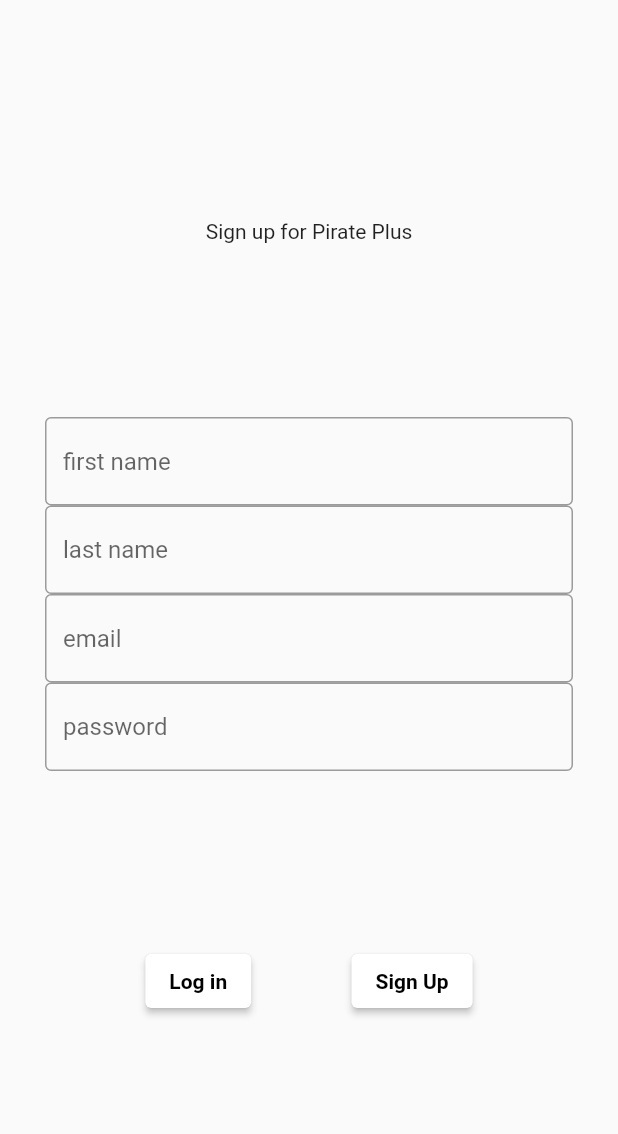
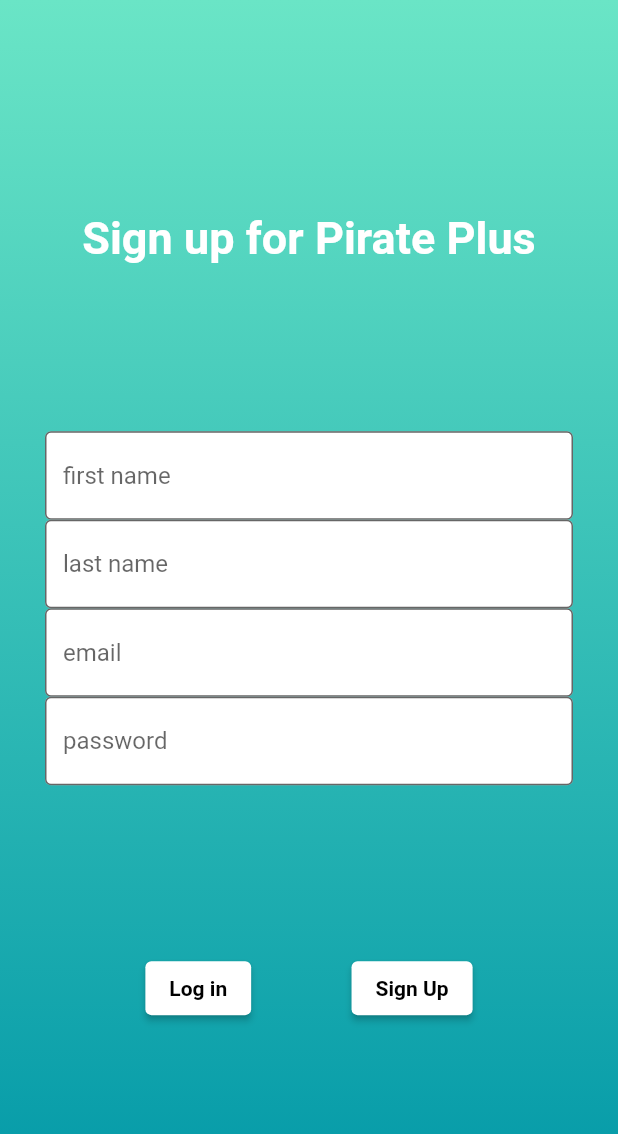
Before and after one commit to Caleb-Flegel/PiratePlusApp, a Flutter app: the screen it shows after launch, after a tap on "Sign Up", on a phone screen of 412 x 824 dp. Shown: the top 1134 px of the screen. Run offline on Flutter 3.47's test engine with Material 2 defaults, Android fonts, the phone set to English and light mode, and no system bars; our stand-ins replace camera, typed_data; missing offline and left inert: dart_openai, mysql1; project files that could hold a hidden picture were left out.

Commit message:
styling changes

```diff
--- a/lib/pages/login.dart
+++ b/lib/pages/login.dart
@@ -24,13 +24,27 @@
   @override
   Widget build(BuildContext context) {
     return Scaffold(
-      body: Padding(
+      body: Container(
+        decoration: BoxDecoration(
+                gradient: LinearGradient(
+                    begin: Alignment.topCenter,
+                    end: Alignment.bottomCenter,
+                    colors: <Color>[
+              Color.fromARGB(255, 106, 229, 198),
+              Colors.cyan.shade700
+            ])),
+        child: Padding(
           padding: EdgeInsets.all(30.0),
           child: Column(
             crossAxisAlignment: CrossAxisAlignment.center,
             mainAxisAlignment: MainAxisAlignment.spaceEvenly,
             children: [
-            Text("Hello there!"),
+              Text("Hello there!",
+                style: TextStyle(
+                  fontSize: 30,
+                  color: Colors.white,
+                  fontWeight: FontWeight.bold),
+              ),
               Container(
                 child: Column(
                   mainAxisAlignment: MainAxisAlignment.center,
@@ -42,6 +56,8 @@
                       decoration: InputDecoration(
                         border: OutlineInputBorder(),
                         hintText: 'email',
+                         filled: true, //<-- SEE HERE
+                        fillColor: Colors.white,
                       ),
                     ),
                     TextField(
@@ -50,6 +66,8 @@
                       decoration: InputDecoration(
                         border: OutlineInputBorder(),
                         hintText: 'password',
+                        filled: true, //<-- SEE HERE
+                        fillColor: Colors.white,
                       ),
                     ),
                   ],
@@ -124,6 +142,7 @@
             ],
           ),
         ),
+      ),
     );
   }
 }
@@ -148,13 +167,27 @@
   @override
   Widget build(BuildContext context) {
     return Scaffold(
-      body: Padding(
+      body: Container(
+        decoration: BoxDecoration(
+                gradient: LinearGradient(
+                    begin: Alignment.topCenter,
+                    end: Alignment.bottomCenter,
+                    colors: <Color>[
+              Color.fromARGB(255, 106, 229, 198),
+              Colors.cyan.shade700
+            ])),
+        child: Padding(
           padding: EdgeInsets.all(30.0),
           child: Column(
             mainAxisAlignment: MainAxisAlignment.spaceEvenly,
             crossAxisAlignment: CrossAxisAlignment.center,
             children: [
-            Text("Sign up for Pirate Plus"),
+              Text("Sign up for Pirate Plus",
+                style: TextStyle(
+                  fontSize: 30,
+                  color: Colors.white,
+                  fontWeight: FontWeight.bold),
+                ),
               Column(
                 children: [
                   (status == null) ? SizedBox(height: 0) : Text(status!),
@@ -164,6 +197,8 @@
                     decoration: InputDecoration(
                       border: OutlineInputBorder(),
                       hintText: 'first name',
+                      filled: true, //<-- SEE HERE
+                      fillColor: Colors.white,
                     ),
                   ),
                   TextField(
@@ -172,6 +207,8 @@
                     decoration: InputDecoration(
                       border: OutlineInputBorder(),
                       hintText: 'last name',
+                      filled: true, //<-- SEE HERE
+                      fillColor: Colors.white,
                     ),
                   ),
                   TextField(
@@ -180,6 +217,8 @@
                     decoration: InputDecoration(
                       border: OutlineInputBorder(),
                       hintText: 'email',
+                      filled: true, //<-- SEE HERE
+                      fillColor: Colors.white,
                     ),
                   ),
                   TextField(
@@ -188,6 +227,8 @@
                     decoration: InputDecoration(
                       border: OutlineInputBorder(),
                       hintText: 'password',
+                      filled: true, //<-- SEE HERE
+                      fillColor: Colors.white,
                     ),
                   ),
                 ],
@@ -217,7 +258,6 @@
                           password.text.isNotEmpty &&
                           fName.text.isNotEmpty &&
                           lName.text.isNotEmpty) {
-
                         widget.newSession.userID = (await widget.newSession
                             .createUser(username.text, password.text, fName.text,
                                 lName.text))!;
@@ -258,6 +298,7 @@
             ],
           ),
         ),
+      ),
     );
   }
 }
```
Also changed, not shown: lib/pages/results.dart (+74 -8 lines). Lines whose indentation alone changed are shown as unchanged.
